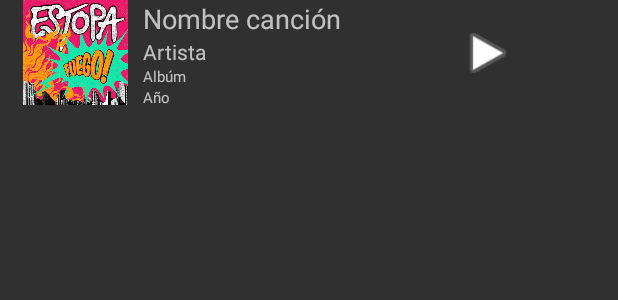
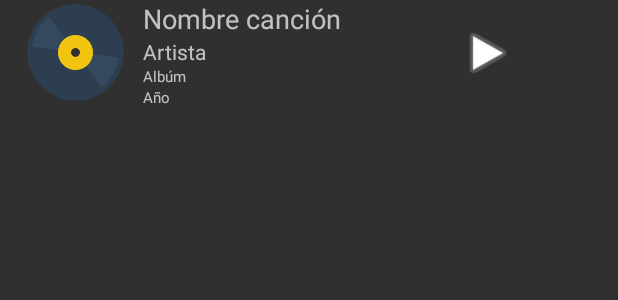
Before and after one commit to gabriela-sandoval/OugiMusic, an Android app: the layout cancion_list_view.xml on its own in the app's theme, with its tools: preview values and no code run, on a phone screen of 412 x 824 dp. Shown: the top 300 px of the screen. Run offline under Robolectric (Android 15) with nearby library versions, the phone set to English and light mode, and no system bars.

Commit message:
mostrar imagen en lista de canciones

```diff
--- a/app/src/main/java/com/example/ougimusic/utilities/AdapterSongsList.kt
+++ b/app/src/main/java/com/example/ougimusic/utilities/AdapterSongsList.kt
@@ -6,6 +6,7 @@ import android.util.Log
 import android.view.LayoutInflater
 import android.view.View
 import android.view.ViewGroup
+import android.widget.ImageView
 import android.widget.TextView
 import android.widget.Toast
 import androidx.appcompat.app.AppCompatActivity
@@ -18,6 +19,7 @@ import com.example.ougimusic.Classes.Song
 import com.example.ougimusic.InicioReproductor
 import com.example.ougimusic.R
 import com.example.ougimusic.utilities.ContextVariables
+import com.squareup.picasso.Picasso
 
 
 class AdapterSongsList(var list: List<Song>) : Adapter<AdapterSongsList.SongsViewHolder>() {
@@ -34,6 +36,9 @@ class AdapterSongsList(var list: List<Song>) : Adapter<AdapterSongsList.SongsVie
             album.text = data.album
             val año = itemView.findViewById<TextView>(R.id.textViewAño)
             año.text = data.year
+            val songImage = itemView.findViewById<ImageView>(R.id.generoImage)
+            Picasso.get().load(data?.urlImage).into(songImage);
+
 
             itemView.setOnClickListener{
 
--- a/app/src/main/res/layout/cancion_list_view.xml
+++ b/app/src/main/res/layout/cancion_list_view.xml
@@ -3,12 +3,12 @@
     android:layout_width="match_parent"
     android:layout_height="wrap_content">
 
-    <ImageButton
+    <ImageView
         android:id="@+id/generoImage"
         android:layout_width="70dp"
         android:layout_height="70dp"
         android:layout_marginStart="15dp"
-        android:background="@drawable/fondoalbum" />
+        android:background="@drawable/song" />
 
     <LinearLayout
         android:layout_width="200dp"
```
Also changed, not shown: app/src/main/res/drawable/song.png.
